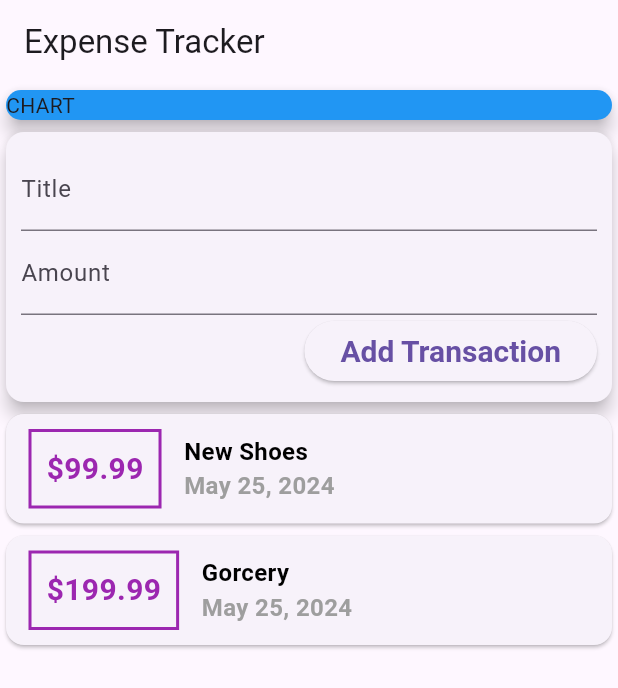
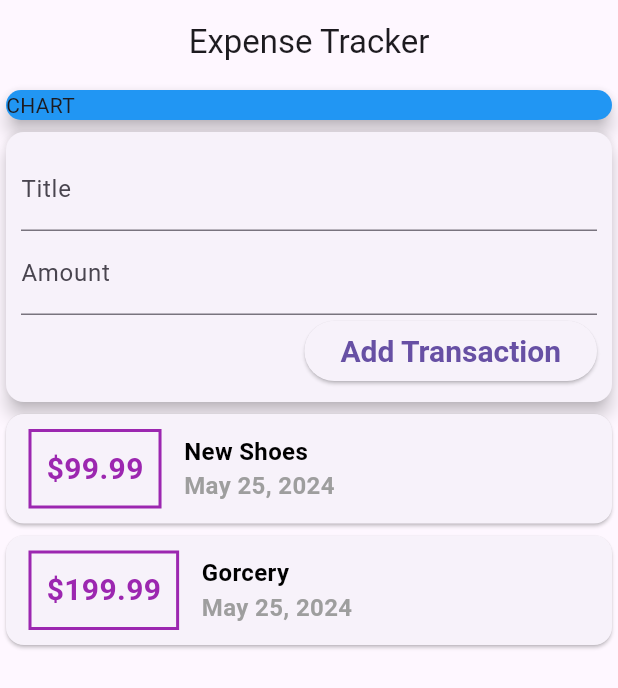
Before and after one commit to asadullah43/personal-expense-tracker, a Flutter app: the screen it shows after launch, on a phone screen of 412 x 824 dp. Shown: the top 688 px of the screen. Run offline on Flutter 3.47's test engine with Material 3 defaults, Android fonts, the phone set to English and light mode, and no system bars.

Commit message:
add scroll to transaction

```diff
--- a/lib/main.dart
+++ b/lib/main.dart
@@ -27,8 +27,10 @@ class MyHomePage extends StatelessWidget {
     return Scaffold(
       appBar: AppBar(
         title: const Text('Expense Tracker'),
+        centerTitle: true,
       ),
-      body: const Column(
+      body: const SingleChildScrollView(
+        child: Column(
           crossAxisAlignment: CrossAxisAlignment.stretch,
           children: [
             SizedBox(
@@ -42,6 +44,7 @@ class MyHomePage extends StatelessWidget {
             UserTransaction(),
           ],
         ),
+      ),
     );
   }
 }
--- a/lib/widgets/transaction_list.dart
+++ b/lib/widgets/transaction_list.dart
@@ -8,7 +8,9 @@ class TransactionList extends StatelessWidget {
 
   @override
   Widget build(BuildContext context) {
-    return Column(
+    return Container(
+      height: 400,
+      child: ListView(
         children: transactions.map((tx) {
           return Card(
             child: Row(
@@ -57,6 +59,7 @@ class TransactionList extends StatelessWidget {
             ),
           );
         }).toList(),
+      ),
     );
   }
 }
```
Lines whose indentation alone changed are shown as unchanged.
